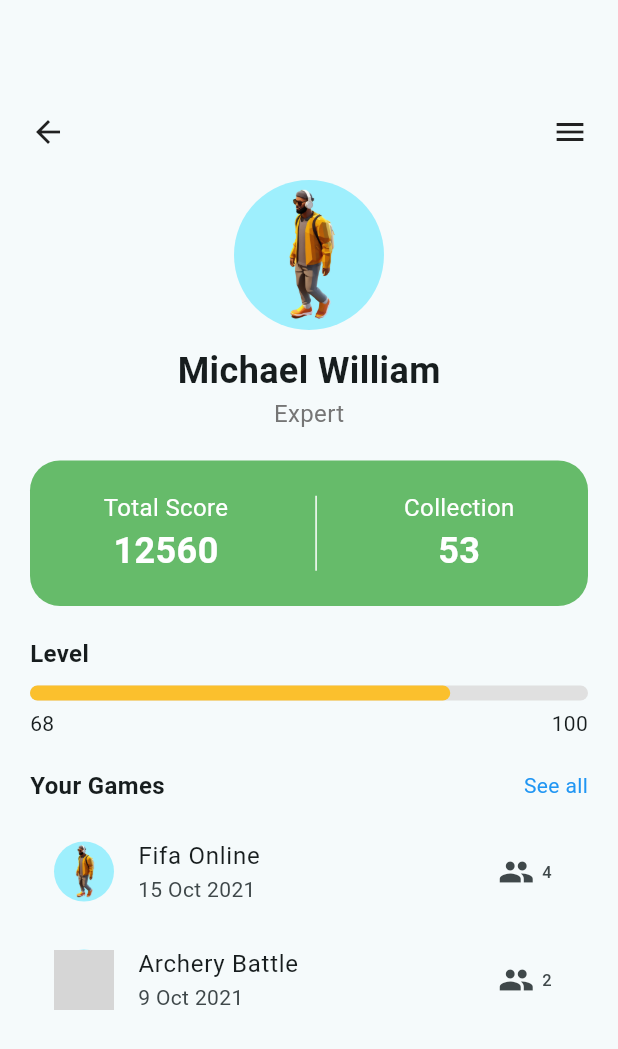
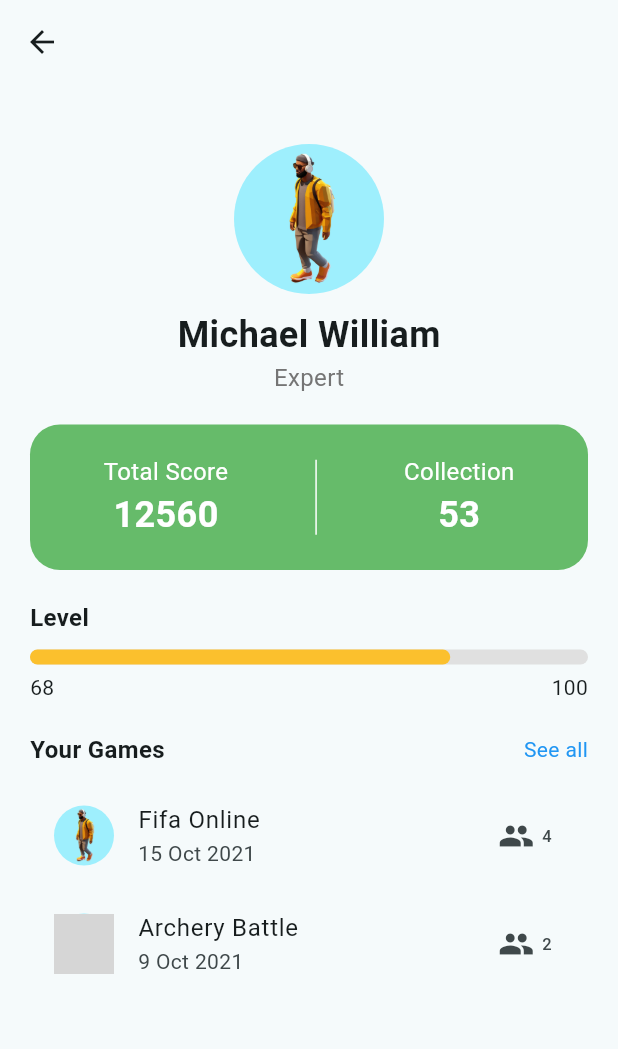
Before and after one commit to Joshokelola/ar_test_app, a Flutter app: the ProfilePage screen opened directly, on a phone screen of 412 x 824 dp. Shown: the top 1049 px of the screen. Run offline on Flutter 3.47's test engine with Material 3 defaults, Android fonts, the phone set to English and light mode, and no system bars; our stand-ins replace flutter_riverpod, shared_preferences; missing offline and left inert: arcore_flutter_plugin; accounts and stored records are empty; grey boxes are pictures that could not be loaded.

Commit message:
Update profile.dart

```diff
--- a/lib/views/profile.dart
+++ b/lib/views/profile.dart
@@ -9,6 +9,7 @@ class ProfilePage extends StatelessWidget {
   Widget build(BuildContext context) {
     return Scaffold(
       appBar: AppBar(
+        leading: Icon(Icons.arrow_back),
       ),
       body: SafeArea(
         child: SingleChildScrollView(
@@ -17,13 +18,6 @@ class ProfilePage extends StatelessWidget {
             child: Column(
               crossAxisAlignment: CrossAxisAlignment.start,
               children: <Widget>[
-                const Row(
-                  mainAxisAlignment: MainAxisAlignment.spaceBetween,
-                  children: [
-                    Icon(Icons.arrow_back),
-                    Icon(Icons.menu),
-                  ],
-                ),
                 const SizedBox(height: 20),
                 Center(
                   child: Column(
```
